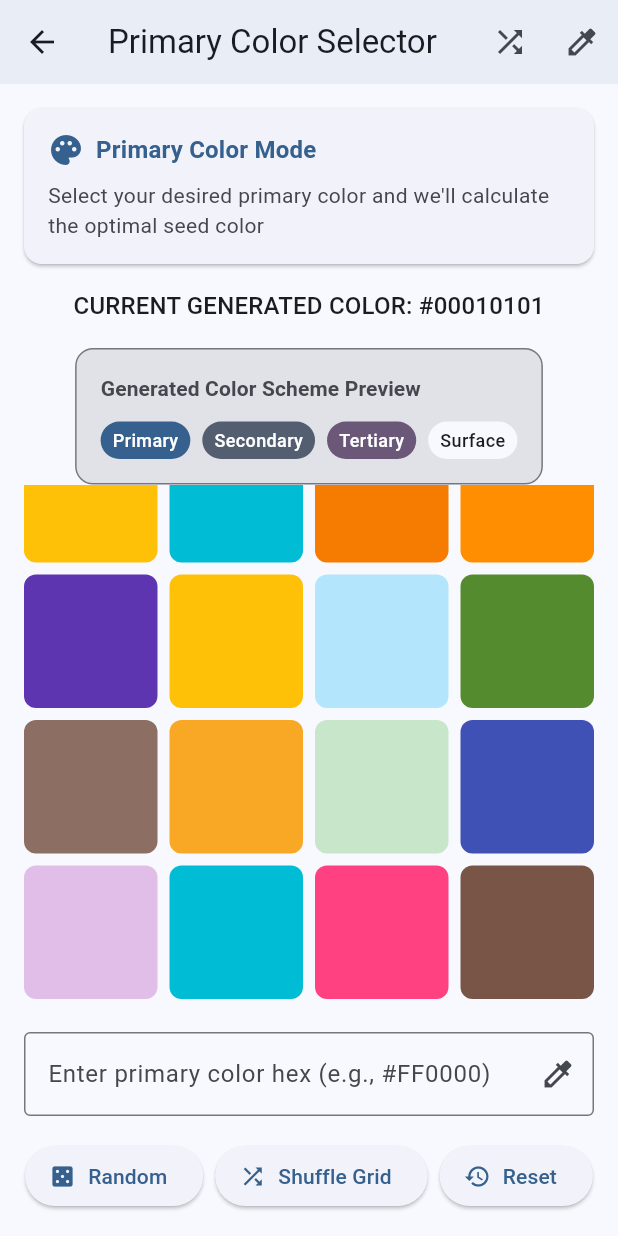
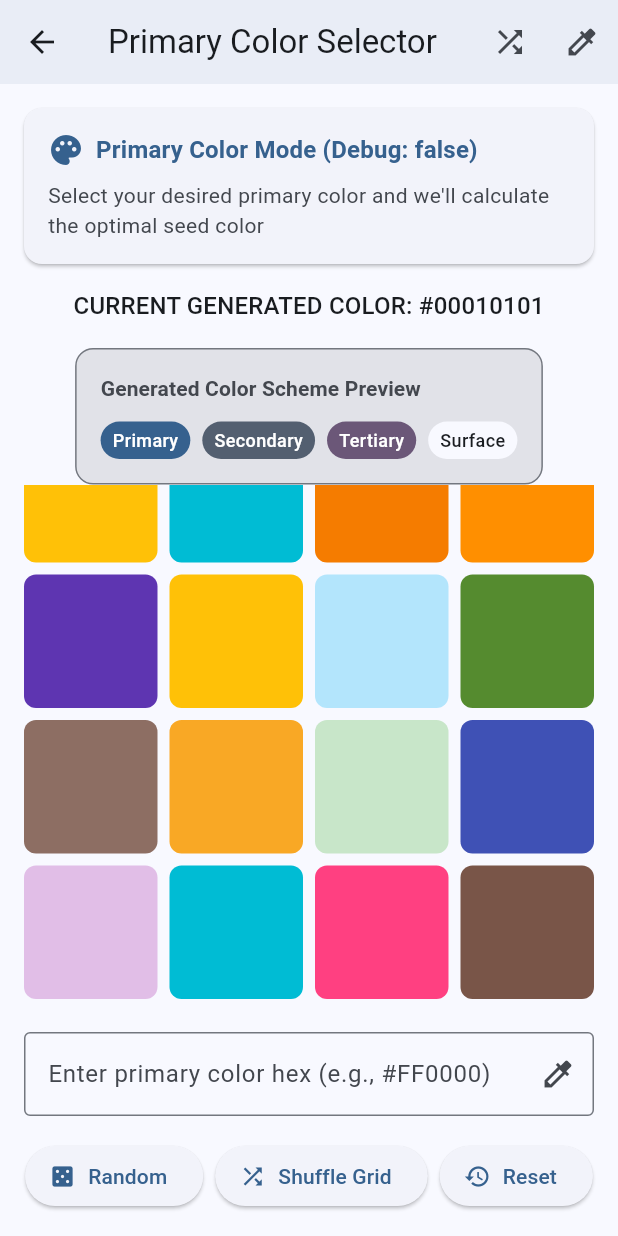
Before and after one commit to dongguowu/material_palette, a Flutter app: the SeedColorGeneratorPage screen opened directly, scrolled down 53 dp, after a tap on the "palette" icon, on a phone screen of 412 x 824 dp. Run offline on Flutter 3.47's test engine with Material 3 defaults, Android fonts, the phone set to English and light mode, and no system bars; our stand-ins replace auto_route, flutter_riverpod, fpdart, freezed_annotation, get_it, logger and 2 more; missing offline and left inert: flutter_adaptive_scaffold, flutter_logs; accounts and stored records are empty; generated files the repository leaves out were written again.

Commit message:
Debug: Add temporary debug prints to check mode toggle issue

```diff
--- a/lib/features/palette/ui/seed_color_generator_page.dart
+++ b/lib/features/palette/ui/seed_color_generator_page.dart
@@ -310,6 +310,8 @@ class _SeedColorGeneratorPageState extends ConsumerState<SeedColorGeneratorPage>
                 _isSeedMode = !_isSeedMode;
                 _selectedPrimaryColor = null;
               });
+              // Add a debug print to verify the toggle is working
+              print('Mode toggled to: ${_isSeedMode ? "Seed Mode" : "Primary Mode"}');
             },
             tooltip: _isSeedMode ? 'Switch to Primary Mode' : 'Switch to Seed Mode',
           ),
@@ -332,7 +334,7 @@ class _SeedColorGeneratorPageState extends ConsumerState<SeedColorGeneratorPage>
                       ),
                       const SizedBox(width: 8),
                       Text(
-                        _isSeedMode ? 'Seed Color Mode' : 'Primary Color Mode',
+                        '${_isSeedMode ? 'Seed Color Mode' : 'Primary Color Mode'} (Debug: $_isSeedMode)',
                         style: Theme.of(context).textTheme.titleMedium?.copyWith(
                               color: colorScheme.primary,
                               fontWeight: FontWeight.bold,
```
